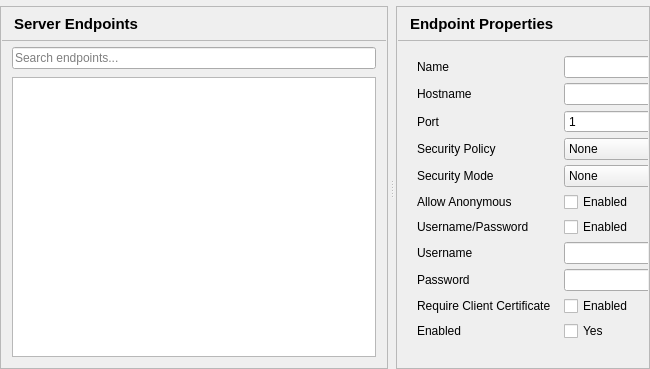
Above: src/ui/pages/endpointspage.ui from sanny32/OpenUaSim before the change. Below: the same form after it.
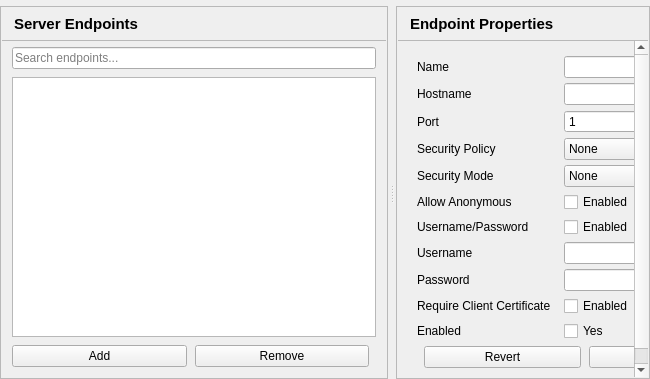
That is the form after the change.

Commit message:
Edit endpoints and user accounts
Let the endpoints page edit, add and remove endpoints with Apply and
Revert; a blank password keeps the stored one. The controller validates
the list against the single shared listener and, while the server runs,
keeps the new settings for the next restart, which the status bar
announces. Builds without encryption offer only unsecured endpoints.

The edit to the form file:
```diff
--- a/src/ui/pages/endpointspage.ui
+++ b/src/ui/pages/endpointspage.ui
@@ -174,6 +174,34 @@
             </attribute>
            </widget>
           </item>
+          <item>
+           <layout class="QHBoxLayout" name="endpointButtonsLayout">
+            <property name="spacing">
+             <number>8</number>
+            </property>
+            <item>
+             <widget class="QPushButton" name="addEndpointButton">
+              <property name="text">
+               <string>Add</string>
+              </property>
+             </widget>
+            </item>
+            <item>
+             <widget class="QPushButton" name="removeEndpointButton">
+              <property name="text">
+               <string>Remove</string>
+              </property>
+             </widget>
+            </item>
+            <item>
+             <spacer name="endpointButtonsSpacer">
+              <property name="orientation">
+               <enum>Qt::Horizontal</enum>
+              </property>
+             </spacer>
+            </item>
+           </layout>
+          </item>
          </layout>
         </widget>
        </item>
@@ -492,6 +520,34 @@
                 </property>
                </widget>
               </item>
+              <item row="11" column="0" colspan="2">
+           <layout class="QHBoxLayout" name="propertiesButtonsLayout">
+            <property name="spacing">
+             <number>8</number>
+            </property>
+            <item>
+             <spacer name="propertiesButtonsSpacer">
+              <property name="orientation">
+               <enum>Qt::Horizontal</enum>
+              </property>
+             </spacer>
+            </item>
+            <item>
+             <widget class="QPushButton" name="revertButton">
+              <property name="text">
+               <string>Revert</string>
+              </property>
+             </widget>
+            </item>
+            <item>
+             <widget class="QPushButton" name="applyButton">
+              <property name="text">
+               <string>Apply</string>
+              </property>
+             </widget>
+            </item>
+           </layout>
+          </item>
              </layout>
             </widget>
            </item>
```
The commit also changes 9 other files.
